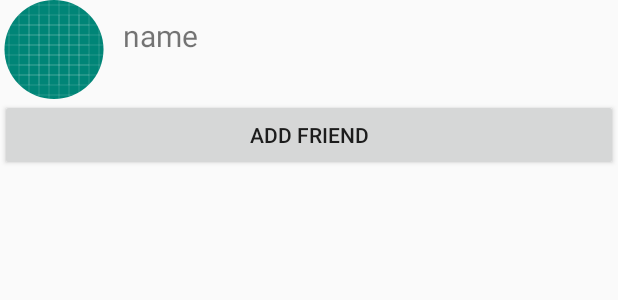
After one commit to murligoel/INSTAGRAM, an Android app: the layout add_friend_model.xml on its own in the app's theme, with its tools: preview values and no code run, on a phone screen of 412 x 824 dp. The commit adds this screen. Shown: the top 300 px of the screen. Run offline under Robolectric (Android 15) with nearby library versions, the phone set to English and light mode, and no system bars.

Commit message:
added search to search friend

```diff
--- a/app/src/main/java/com/example/android/instagram/Interface/APIService.java
+++ b/app/src/main/java/com/example/android/instagram/Interface/APIService.java
@@ -1,6 +1,7 @@
 package com.example.android.instagram.Interface;
 
 import com.example.android.instagram.fragments.SignUpFragment;
+import com.example.android.instagram.model.AddFriendModel;
 import com.example.android.instagram.model.Auth;
 import com.example.android.instagram.model.Comment;
 import com.example.android.instagram.model.CommentList;
@@ -30,6 +31,7 @@ import retrofit2.http.POST;
 import retrofit2.http.PUT;
 import retrofit2.http.Part;
 import retrofit2.http.Path;
+import retrofit2.http.Query;
 
 public interface APIService {
 
@@ -83,4 +85,7 @@ public interface APIService {
     @GET("post/users_Post/")
     Call<UserPostList> viewUserPost(@Header("Authorization") String authToken);
 
+    @GET("add_friend/")
+    Call<ArrayList<AddFriendModel>> addFriend(@Query("search") String search, @Header("Authorization") String authToken);
+
 }
--- a/app/src/main/java/com/example/android/instagram/httpservice/HttpClientService.java
+++ b/app/src/main/java/com/example/android/instagram/httpservice/HttpClientService.java
@@ -16,7 +16,7 @@ public class HttpClientService {
 
 
         retrofit = new Retrofit.Builder()
-                .baseUrl("http://18a2190c.ngrok.io/")
+                .baseUrl("http://2aaa3aee.ngrok.io/")
                 .addConverterFactory(GsonConverterFactory.create())
                 .client(client)
                 .build();
--- /dev/null
+++ b/app/src/main/res/layout/add_friend_model.xml
@@ -0,0 +1,40 @@
+<?xml version="1.0" encoding="utf-8"?>
+<LinearLayout
+    xmlns:android="http://schemas.android.com/apk/res/android"
+    android:layout_width="match_parent"
+    android:layout_height="wrap_content"
+    android:orientation="vertical">
+
+    <LinearLayout
+        xmlns:android="http://schemas.android.com/apk/res/android"
+        android:layout_width="match_parent"
+        android:layout_height="wrap_content"
+        android:orientation="horizontal">
+
+        <de.hdodenhof.circleimageview.CircleImageView
+            android:id="@+id/friend_image"
+            android:layout_width="72dp"
+            android:layout_height="66dp"
+            android:src="@drawable/ic_launcher_background" />
+
+    <TextView
+        android:id="@+id/friend_name"
+        android:layout_width="match_parent"
+        android:layout_height="50dp"
+        android:text="name"
+        android:textSize="20dp"
+        android:layout_marginTop="10dp"
+        android:layout_marginLeft="10dp"/>
+    </LinearLayout>
+
+    <Button
+        android:layout_width="match_parent"
+        android:layout_height="wrap_content"
+        android:text="ADD FRIEND"/>
+
+
+
+
+
+
+</LinearLayout>
```
Also changed, not shown: app/src/main/java/com/example/android/instagram/activity/AddFriendActivity.java (+66 -0 lines), app/src/main/java/com/example/android/instagram/adapter/AddFriendAdapter.java (added, +71 -0 lines), app/src/main/java/com/example/android/instagram/model/AddFriendModel.java (added, +32 -0 lines), app/src/main/res/layout/activity_add_friend.xml (+8 -0 lines).
